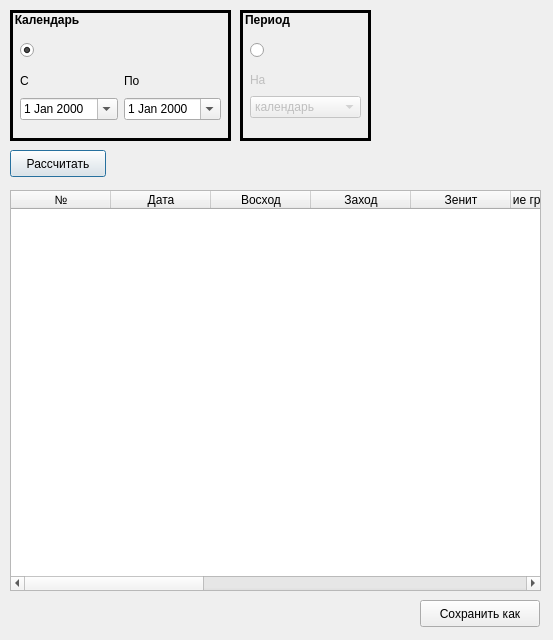
First picture: the form in dialogtableview.ui, repository serg-lar/sun-moon-time, before the edit.
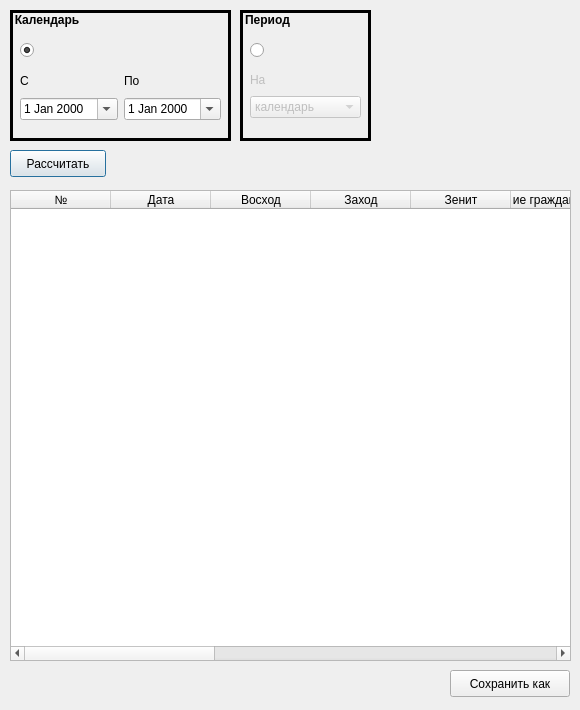
Second picture: the form after the edit.

```diff
--- a/dialogtableview.ui
+++ b/dialogtableview.ui
@@ -6,8 +6,8 @@
    <rect>
     <x>0</x>
     <y>0</y>
-    <width>553</width>
-    <height>640</height>
+    <width>580</width>
+    <height>710</height>
    </rect>
   </property>
   <property name="windowTitle">
@@ -18,10 +18,13 @@
     <rect>
      <x>10</x>
      <y>190</y>
-     <width>531</width>
-     <height>401</height>
+     <width>561</width>
+     <height>471</height>
     </rect>
    </property>
+   <property name="gridStyle">
+    <enum>Qt::SolidLine</enum>
+   </property>
    <property name="columnCount">
     <number>14</number>
    </property>
@@ -372,8 +375,8 @@
   <widget class="QPushButton" name="pushButtonSaveAs">
    <property name="geometry">
     <rect>
-     <x>420</x>
-     <y>600</y>
+     <x>450</x>
+     <y>670</y>
      <width>120</width>
      <height>27</height>
     </rect>
```
